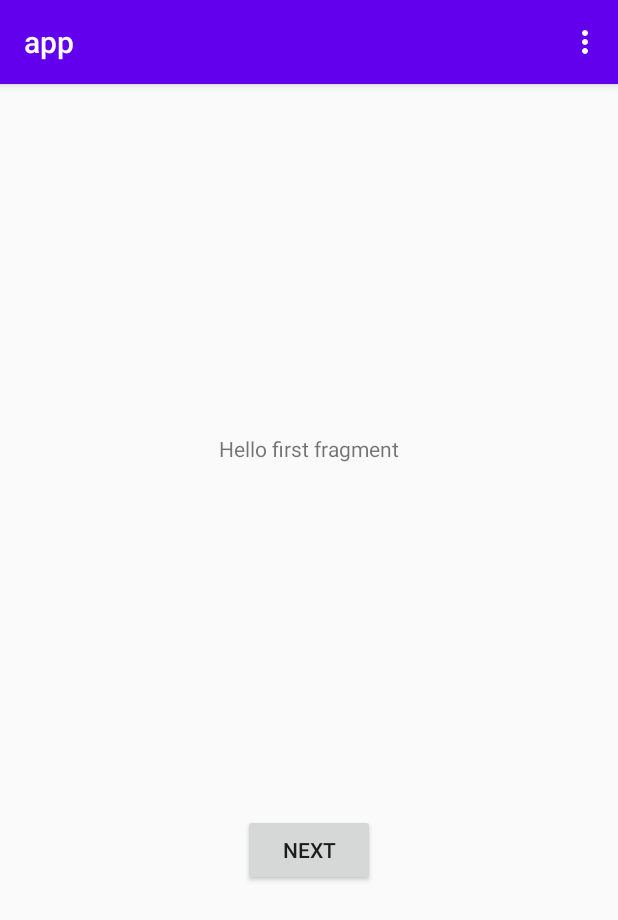
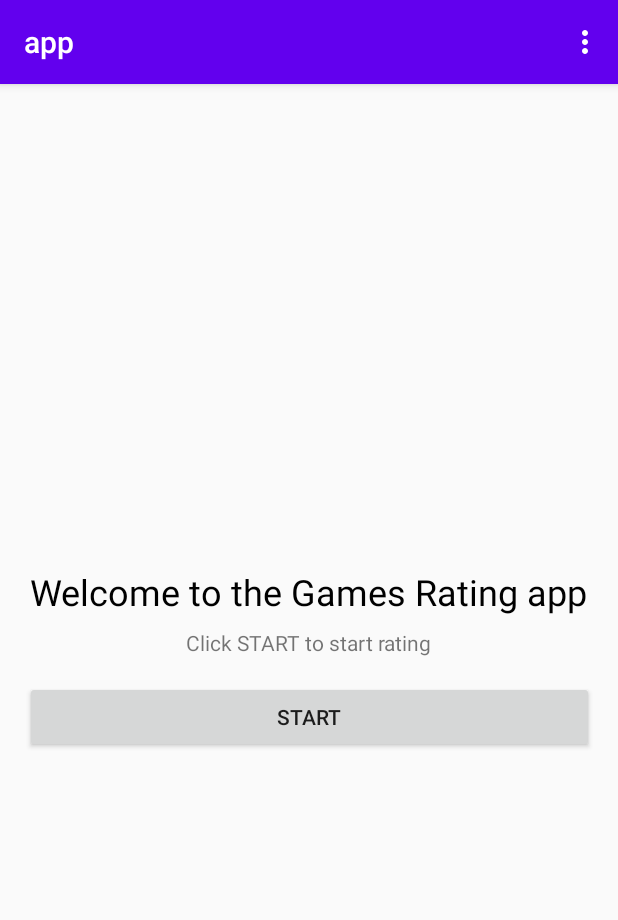
Before and after one commit to Alexander-van-den-herik/Level3Task1, an Android app: the screen it shows after launch (MainActivity), on a phone screen of 412 x 824 dp. Shown: the top 920 px of the screen. Run offline under Robolectric (Android 15) with nearby library versions, the phone set to English and light mode, and no system bars.

Commit message:
Done with fragment start

```diff
--- a/app/build.gradle
+++ b/app/build.gradle
@@ -34,11 +34,12 @@ android {
 dependencies {
     implementation fileTree(dir: "libs", include: ["*.jar"])
     implementation "org.jetbrains.kotlin:kotlin-stdlib:$kotlin_version"
-    implementation 'com.android.support:appcompat-v7:28.0.0'
-    implementation 'com.android.support:design:28.0.0'
     implementation 'com.android.support.constraint:constraint-layout:2.0.2'
     implementation 'android.arch.navigation:navigation-fragment-ktx:1.0.0'
     implementation 'android.arch.navigation:navigation-ui-ktx:1.0.0'
+    implementation 'androidx.constraintlayout:constraintlayout:2.0.2'
+    implementation 'androidx.fragment:fragment-ktx:1.2.5'
+    implementation 'androidx.coordinatorlayout:coordinatorlayout:1.1.0'
     testImplementation 'junit:junit:4.12'
     androidTestImplementation 'com.android.support.test:runner:1.0.2'
     androidTestImplementation 'com.android.support.test.espresso:espresso-core:3.0.2'
--- a/app/src/main/java/nl/herika/app/RatingFragment.kt
+++ b/app/src/main/java/nl/herika/app/RatingFragment.kt
@@ -1,11 +1,12 @@
 package nl.herika.app
 
 import android.os.Bundle
-import android.support.v4.app.Fragment
 import android.view.LayoutInflater
 import android.view.View
 import android.view.ViewGroup
 import android.widget.Button
+import androidx.fragment.app.Fragment
+import androidx.navigation.fragment.findNavController
 
 /**
  * A simple [Fragment] subclass as the second destination in the navigation.
@@ -17,14 +18,14 @@ class RatingFragment : Fragment() {
             savedInstanceState: Bundle?
     ): View? {
         // Inflate the layout for this fragment
-        return inflater.inflate(R.layout.fragment_Rating, container, false)
+        return inflater.inflate(R.layout.fragment_rating, container, false)
     }
 
     override fun onViewCreated(view: View, savedInstanceState: Bundle?) {
         super.onViewCreated(view, savedInstanceState)
 
         view.findViewById<Button>(R.id.button_second).setOnClickListener {
-            findNavController().navigate(R.id.action_SecondFragment_to_FirstFragment)
+            findNavController().navigate(R.id.action_startFragment_to_ratingFragment)
         }
     }
 }
--- a/app/src/main/java/nl/herika/app/StartFragment.kt
+++ b/app/src/main/java/nl/herika/app/StartFragment.kt
@@ -1,11 +1,13 @@
 package nl.herika.app
 
 import android.os.Bundle
-import android.support.v4.app.Fragment
 import android.view.LayoutInflater
 import android.view.View
 import android.view.ViewGroup
 import android.widget.Button
+import androidx.fragment.app.Fragment
+import androidx.navigation.fragment.findNavController
+import kotlinx.android.synthetic.main.fragment_start.*
 
 /**
  * A simple [Fragment] subclass as the default destination in the navigation.
@@ -23,8 +25,8 @@ class StartFragment : Fragment() {
     override fun onViewCreated(view: View, savedInstanceState: Bundle?) {
         super.onViewCreated(view, savedInstanceState)
 
-        view.findViewById<Button>(R.id.button_first).setOnClickListener {
-            findNavController().navigate(R.id.action_FirstFragment_to_SecondFragment)
+        btn_start.setOnClickListener {
+            findNavController().navigate(R.id.action_startFragment_to_ratingFragment)
         }
     }
 }
--- a/app/src/main/res/layout/content_main.xml
+++ b/app/src/main/res/layout/content_main.xml
@@ -1,5 +1,5 @@
 <?xml version="1.0" encoding="utf-8"?>
-<android.support.constraint.ConstraintLayout xmlns:android="http://schemas.android.com/apk/res/android"
+<androidx.constraintlayout.widget.ConstraintLayout xmlns:android="http://schemas.android.com/apk/res/android"
     xmlns:app="http://schemas.android.com/apk/res-auto"
     android:layout_width="match_parent"
     android:layout_height="match_parent"
@@ -16,4 +16,4 @@
         app:layout_constraintRight_toRightOf="parent"
         app:layout_constraintTop_toTopOf="parent"
         app:navGraph="@navigation/nav_graph" />
-</android.support.constraint.ConstraintLayout>
+</androidx.constraintlayout.widget.ConstraintLayout>
--- a/app/src/main/res/layout/fragment_rating.xml
+++ b/app/src/main/res/layout/fragment_rating.xml
@@ -1,5 +1,5 @@
 <?xml version="1.0" encoding="utf-8"?>
-<android.support.constraint.ConstraintLayout xmlns:android="http://schemas.android.com/apk/res/android"
+<androidx.constraintlayout.widget.ConstraintLayout xmlns:android="http://schemas.android.com/apk/res/android"
     xmlns:app="http://schemas.android.com/apk/res-auto"
     xmlns:tools="http://schemas.android.com/tools"
     android:layout_width="match_parent"
@@ -24,4 +24,4 @@
         app:layout_constraintEnd_toEndOf="parent"
         app:layout_constraintStart_toStartOf="parent"
         app:layout_constraintTop_toBottomOf="@id/textview_second" />
-</android.support.constraint.ConstraintLayout>
+</androidx.constraintlayout.widget.ConstraintLayout>
--- a/app/src/main/res/layout/fragment_start.xml
+++ b/app/src/main/res/layout/fragment_start.xml
@@ -1,5 +1,5 @@
 <?xml version="1.0" encoding="utf-8"?>
-<android.support.constraint.ConstraintLayout xmlns:android="http://schemas.android.com/apk/res/android"
+<androidx.constraintlayout.widget.ConstraintLayout xmlns:android="http://schemas.android.com/apk/res/android"
     xmlns:app="http://schemas.android.com/apk/res-auto"
     xmlns:tools="http://schemas.android.com/tools"
     android:layout_width="match_parent"
@@ -7,22 +7,38 @@
     tools:context=".StartFragment">
 
     <TextView
-        android:id="@+id/textview_first"
+        android:id="@+id/textView"
         android:layout_width="wrap_content"
         android:layout_height="wrap_content"
-        android:text="@string/hello_first_fragment"
-        app:layout_constraintBottom_toTopOf="@id/button_first"
+        android:layout_marginBottom="8dp"
+        android:text="@string/welcome"
+        android:textColor="@android:color/black"
+        android:textSize="24sp"
+        app:layout_constraintBottom_toTopOf="@+id/textView2"
         app:layout_constraintEnd_toEndOf="parent"
         app:layout_constraintStart_toStartOf="parent"
-        app:layout_constraintTop_toTopOf="parent" />
+        app:layout_constraintTop_toTopOf="parent"
+        app:layout_constraintVertical_chainStyle="packed" />
+
+    <TextView
+        android:id="@+id/textView2"
+        android:layout_width="wrap_content"
+        android:layout_height="wrap_content"
+        android:layout_marginBottom="16dp"
+        android:text="@string/instructions"
+        app:layout_constraintBottom_toTopOf="@+id/btn_start"
+        app:layout_constraintEnd_toEndOf="parent"
+        app:layout_constraintStart_toStartOf="parent"
+        app:layout_constraintTop_toBottomOf="@+id/textView" />
 
     <Button
-        android:id="@+id/button_first"
-        android:layout_width="wrap_content"
+        android:id="@+id/btn_start"
+        android:layout_width="379dp"
         android:layout_height="wrap_content"
-        android:text="@string/next"
+        android:text="@string/start_btn"
         app:layout_constraintBottom_toBottomOf="parent"
         app:layout_constraintEnd_toEndOf="parent"
         app:layout_constraintStart_toStartOf="parent"
-        app:layout_constraintTop_toBottomOf="@id/textview_first" />
-</android.support.constraint.ConstraintLayout>
+        app:layout_constraintTop_toBottomOf="@+id/textView2" />
+
+</androidx.constraintlayout.widget.ConstraintLayout>
--- a/app/src/main/res/values/strings.xml
+++ b/app/src/main/res/values/strings.xml
@@ -9,4 +9,7 @@
 
     <string name="hello_first_fragment">Hello first fragment</string>
     <string name="hello_second_fragment">Hello second fragment. Arg: %1$s</string>
+    <string name="start_btn">Start</string>
+    <string name="instructions">Click START to start rating</string>
+    <string name="welcome">Welcome to the Games Rating app</string>
 </resources>
```
